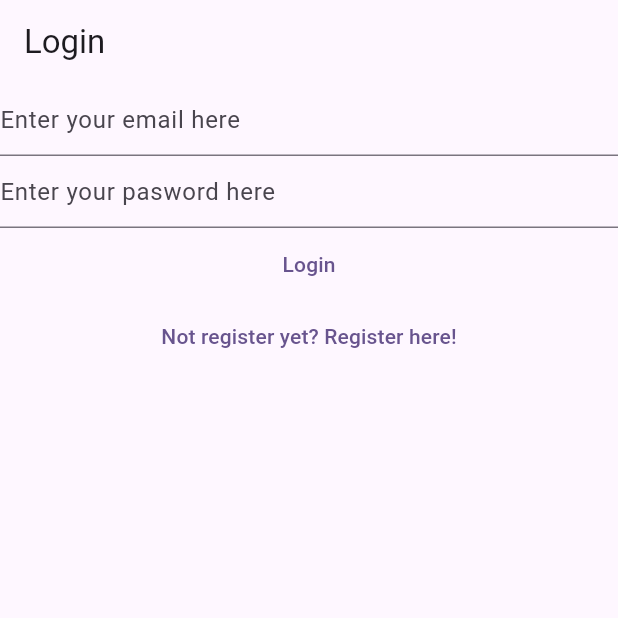
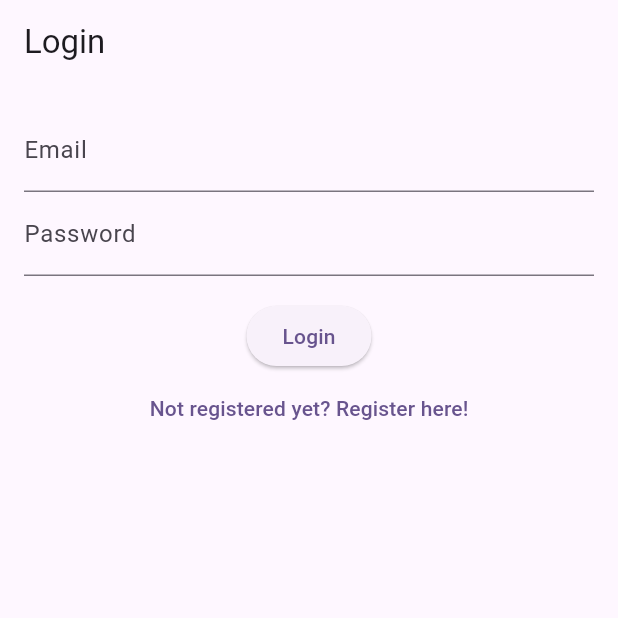
Before and after one commit to naiemmlbd/MyNotes-Flutter-App, a Flutter app: the screen it shows after launch, on a phone screen of 412 x 824 dp, the top half of it. Run offline on Flutter 3.47's test engine with Material 2 defaults, Android fonts, the phone set to English and light mode, and no system bars; our stand-ins replace bloc, equatable, firebase_auth, firebase_core, flutter_bloc, share_plus and 1 more; accounts and stored records are empty.

Commit message:
feat: Improve Login UI

```diff
--- a/lib/views/login_view.dart
+++ b/lib/views/login_view.dart
@@ -7,28 +7,39 @@ import 'package:mynotes/services/auth/bloc/auth_state.dart';
 import '../utilities/dialogs/error_dialog.dart';
 
 class LoginView extends StatefulWidget {
-  const LoginView({super.key});
+  const LoginView({Key? key}) : super(key: key);
 
   @override
   State<LoginView> createState() => _LoginViewState();
 }
 
 class _LoginViewState extends State<LoginView> {
-  late final TextEditingController _email;
-  late final TextEditingController _password;
+  late final TextEditingController emailController;
+  late final TextEditingController passwordController;
+  final GlobalKey<FormState> _formKey = GlobalKey<FormState>();
 
   @override
   void initState() {
-    _email = TextEditingController();
-    _password = TextEditingController();
+    emailController = TextEditingController();
+    passwordController = TextEditingController();
     super.initState();
   }
 
   @override
   void dispose() {
-    _email.dispose();
-    _password.dispose();
+    emailController.dispose();
+    passwordController.dispose();
     super.dispose();
+  }
+
+  void _showErrorDialog(String errorMessage) async {
+    await showErrorDialog(context, errorMessage);
+  }
+
+  void _login(BuildContext context) {
+    final email = emailController.text;
+    final password = passwordController.text;
+    context.read<AuthBloc>().add(AuthEventLogIn(email, password));
   }
 
   @override
@@ -37,55 +48,70 @@ class _LoginViewState extends State<LoginView> {
       listener: (context, state) async {
         if (state is AuthStateLoggedOut) {
           if (state.exception is UserNotFoundAuthException) {
-            await showErrorDialog(context, 'User not found');
+            _showErrorDialog('User not found');
           } else if (state.exception is WrongPasswordAuthException) {
-            await showErrorDialog(
-              context,
-              'Wrong credentials',
-            );
+            _showErrorDialog('Wrong credentials');
           } else if (state.exception is GenericAuthException) {
-            await showErrorDialog(
-              context,
-              'Authentication Error',
-            );
+            _showErrorDialog('Authentication Error');
           }
         }
       },
       child: Scaffold(
         appBar: AppBar(title: const Text('Login')),
-        body: Column(
+        body: Padding(
+          padding: const EdgeInsets.all(16.0),
+          child: Form(
+            key: _formKey,
+            child: Column(
               children: [
-            TextField(
-              controller: _email,
-              enableSuggestions: false,
-              autocorrect: false,
+                TextFormField(
+                  controller: emailController,
                   keyboardType: TextInputType.emailAddress,
-              decoration:
-                  const InputDecoration(hintText: 'Enter your email here'),
+                  decoration: const InputDecoration(
+                    labelText: 'Email',
+                    hintText: 'Enter your email here',
                   ),
-            TextField(
-              controller: _password,
+                  validator: (value) {
+                    if (value == null || value.isEmpty) {
+                      return 'Please enter your email';
+                    }
+                    return null;
+                  },
+                ),
+                TextFormField(
+                  controller: passwordController,
                   obscureText: true,
-              enableSuggestions: false,
-              autocorrect: false,
-              decoration:
-                  const InputDecoration(hintText: 'Enter your pasword here'),
+                  decoration: const InputDecoration(
+                    labelText: 'Password',
+                    hintText: 'Enter your password here',
                   ),
-            TextButton(
-              onPressed: () async {
-                final email = _email.text;
-                final password = _password.text;
-                context.read<AuthBloc>().add(AuthEventLogIn(email, password));
+                  validator: (value) {
+                    if (value == null || value.isEmpty) {
+                      return 'Please enter your password';
+                    }
+                    return null;
+                  },
+                ),
+                const SizedBox(height: 16),
+                ElevatedButton(
+                  onPressed: () {
+                    if (_formKey.currentState!.validate()) {
+                      _login(context);
+                    }
                   },
                   child: const Text('Login'),
                 ),
                 TextButton(
                   onPressed: () {
-                context.read<AuthBloc>().add(const AuthEventShouldRegister());
+                    context
+                        .read<AuthBloc>()
+                        .add(const AuthEventShouldRegister());
                   },
-              child: const Text('Not register yet? Register here!'),
-            )
+                  child: const Text('Not registered yet? Register here!'),
+                ),
               ],
+            ),
+          ),
         ),
       ),
     );
```
Lines whose indentation alone changed are shown as unchanged.
